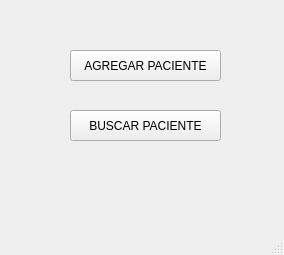
ecruzt/Trabajo-Final, file Menu.ui: the form before one commit.
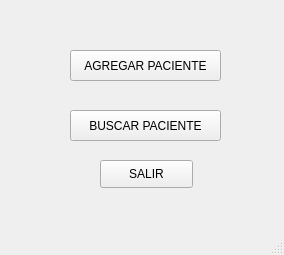
The form after the commit.

Commit message: Boton Salir(retroceso)

The edit to the form file:
```diff
--- a/Menu.ui
+++ b/Menu.ui
@@ -40,6 +40,19 @@
      <string>BUSCAR PACIENTE</string>
     </property>
    </widget>
+   <widget class="QPushButton" name="SALIR">
+    <property name="geometry">
+     <rect>
+      <x>100</x>
+      <y>160</y>
+      <width>93</width>
+      <height>28</height>
+     </rect>
+    </property>
+    <property name="text">
+     <string>SALIR</string>
+    </property>
+   </widget>
   </widget>
   <widget class="QMenuBar" name="menubar">
    <property name="geometry">
```
The commit also changes 6 other files.
